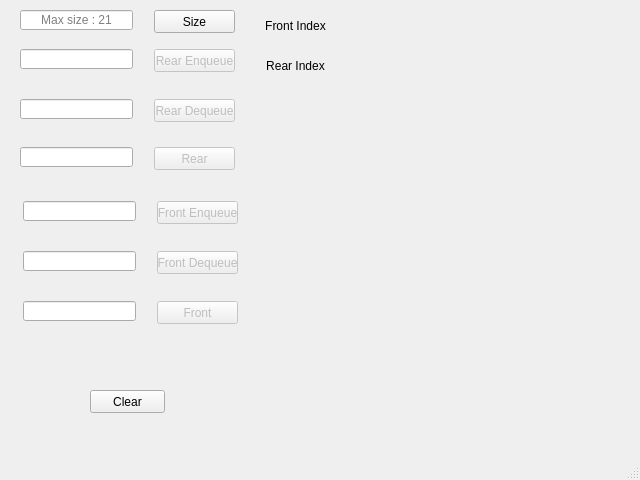
First picture: the form in khappppi/deque.ui, repository Gaurang1044/Data-Structure-Visualizer, before the edit.
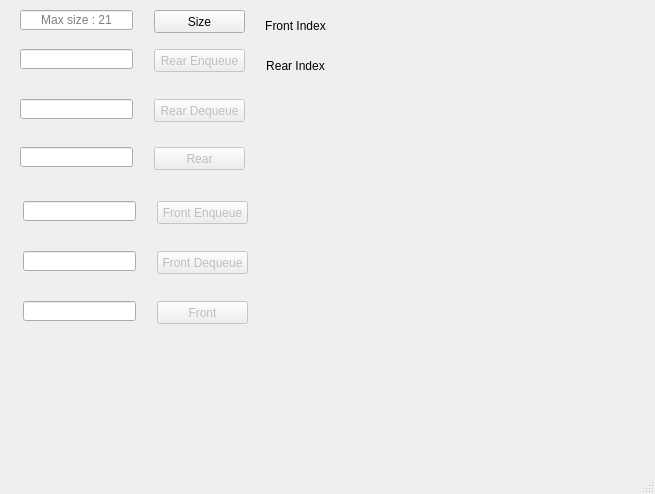
Second picture: the form after the edit.

What changed in the file:
```diff
--- a/khappppi/deque.ui
+++ b/khappppi/deque.ui
@@ -6,8 +6,8 @@
    <rect>
     <x>0</x>
     <y>0</y>
-    <width>640</width>
-    <height>480</height>
+    <width>655</width>
+    <height>494</height>
    </rect>
   </property>
   <property name="windowTitle">
@@ -22,7 +22,7 @@
      <rect>
       <x>157</x>
       <y>201</y>
-      <width>81</width>
+      <width>91</width>
       <height>23</height>
      </rect>
     </property>
@@ -51,7 +51,7 @@
      <rect>
       <x>157</x>
       <y>251</y>
-      <width>81</width>
+      <width>91</width>
       <height>23</height>
      </rect>
     </property>
@@ -99,7 +99,7 @@
      <rect>
       <x>157</x>
       <y>301</y>
-      <width>81</width>
+      <width>91</width>
       <height>23</height>
      </rect>
     </property>
@@ -123,19 +123,6 @@
      <set>Qt::AlignCenter</set>
     </property>
    </widget>
-   <widget class="QPushButton" name="clearButton">
-    <property name="geometry">
-     <rect>
-      <x>90</x>
-      <y>390</y>
-      <width>75</width>
-      <height>23</height>
-     </rect>
-    </property>
-    <property name="text">
-     <string>Clear</string>
-    </property>
-   </widget>
    <widget class="QLineEdit" name="sizeEdit">
     <property name="enabled">
      <bool>true</bool>
@@ -163,7 +150,7 @@
      <rect>
       <x>154</x>
       <y>10</y>
-      <width>81</width>
+      <width>91</width>
       <height>23</height>
      </rect>
     </property>
@@ -208,7 +195,7 @@
      <rect>
       <x>154</x>
       <y>99</y>
-      <width>81</width>
+      <width>91</width>
       <height>23</height>
      </rect>
     </property>
@@ -240,7 +227,7 @@
      <rect>
       <x>154</x>
       <y>49</y>
-      <width>81</width>
+      <width>91</width>
       <height>23</height>
      </rect>
     </property>
@@ -256,7 +243,7 @@
      <rect>
       <x>154</x>
       <y>147</y>
-      <width>81</width>
+      <width>91</width>
       <height>23</height>
      </rect>
     </property>
```
Left out of the diff: 4 changed lines with no effect on the pictures.
